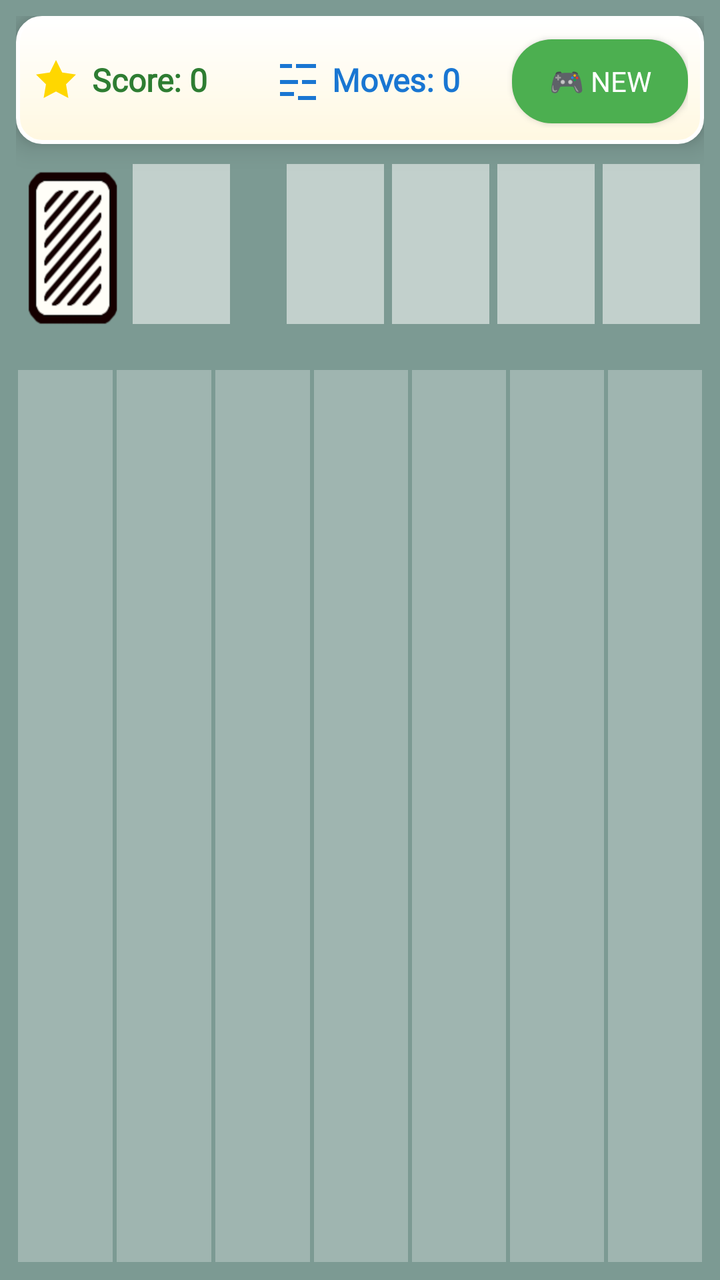
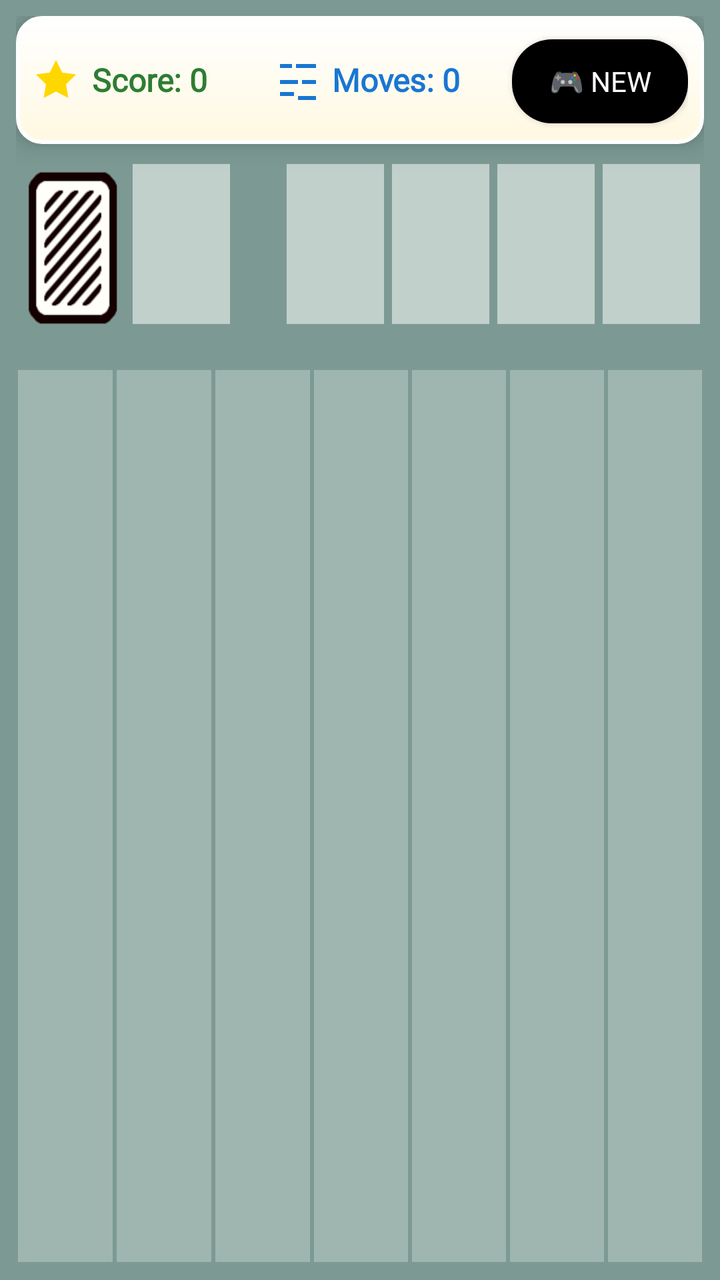

Before-and-after screenshots of an Android layout around one commit, followed by the original layout XML and the change that was made.
<!-- AndroidManifest.xml: application theme Theme.SolitaireGame -->
<!-- res/layout/activity_main.xml -->
<?xml version="1.0" encoding="utf-8"?>
<FrameLayout xmlns:android="http://schemas.android.com/apk/res/android"
    android:layout_width="match_parent"
    android:layout_height="match_parent">

    <LinearLayout
        android:layout_width="match_parent"
        android:layout_height="match_parent"
        android:background="#9FBAECDE"
        android:orientation="vertical"
        android:padding="8dp">

        
        <LinearLayout
            android:layout_width="match_parent"
            android:layout_height="wrap_content"
            android:layout_marginBottom="8dp"
            android:background="@drawable/top_bar_background"
            android:elevation="8dp"
            android:orientation="horizontal"
            android:padding="8dp">

            <TextView
                android:id="@+id/scoreText"
                android:layout_width="0dp"
                android:layout_height="48dp"
                android:layout_weight="1"
                android:drawableStart="@drawable/ic_star"
                android:drawablePadding="6dp"
                android:ellipsize="none"
                android:fontFamily="@font/comic_neue_bold"
                android:gravity="center|start"
                android:singleLine="true"
                android:text="Score: 0"
                android:textColor="#2E7D32"
                android:textSize="16sp"
                android:textStyle="bold" />

            <TextView
                android:id="@+id/movesText"
                android:layout_width="0dp"
                android:layout_height="48dp"
                android:layout_weight="1"
                android:drawableStart="@drawable/ic_move"
                android:drawablePadding="6dp"
                android:ellipsize="none"
                android:fontFamily="@font/comic_neue_bold"
                android:gravity="center|start"
                android:singleLine="true"
                android:text="Moves: 0"
                android:textColor="#1976D2"
                android:textSize="16sp"
                android:textStyle="bold" />

            <Button
                android:id="@+id/newGameButton"
                android:layout_width="wrap_content"
                android:layout_height="42dp"
                android:background="@drawable/new_game_button_background"
                android:elevation="2dp"
                android:fontFamily="@font/comic_neue_bold"
                android:stateListAnimator="@null"
                android:text="🎮 New"
                android:textColor="#ffffff"
                android:textSize="14sp" />

        </LinearLayout>

        
        <LinearLayout
            android:layout_width="match_parent"
            android:layout_height="wrap_content"
            android:layout_marginBottom="16dp"
            android:orientation="horizontal">

            

            
            <FrameLayout
                android:id="@+id/stockPile"
                android:layout_width="0dp"
                android:layout_height="80dp"
                android:layout_margin="4dp"
                android:layout_weight="1"
                android:background="@drawable/card_back"
                android:clickable="true" />

            <FrameLayout
                android:id="@+id/wastePile"
                android:layout_width="0dp"
                android:layout_height="80dp"
                android:layout_margin="2dp"
                android:layout_weight="1"
                android:background="#88ffffff" />

            
            <View
                android:layout_width="0dp"
                android:layout_height="1dp"
                android:layout_weight="0.5" />

            
            <FrameLayout
                android:id="@+id/foundation0"
                android:layout_width="0dp"
                android:layout_height="80dp"
                android:layout_margin="2dp"
                android:layout_weight="1"
                android:background="#88ffffff" />

            <FrameLayout
                android:id="@+id/foundation1"
                android:layout_width="0dp"
                android:layout_height="80dp"
                android:layout_margin="2dp"
                android:layout_weight="1"
                android:background="#88ffffff" />

            <FrameLayout
                android:id="@+id/foundation2"
                android:layout_width="0dp"
                android:layout_height="80dp"
                android:layout_margin="2dp"
                android:layout_weight="1"
                android:background="#88ffffff" />

            <FrameLayout
                android:id="@+id/foundation3"
                android:layout_width="0dp"
                android:layout_height="80dp"
                android:layout_margin="2dp"
                android:layout_weight="1"
                android:background="#88ffffff" />

        </LinearLayout>

        
        <ScrollView
            android:layout_width="match_parent"
            android:layout_height="0dp"
            android:layout_weight="1"
            android:fillViewport="true">

            <LinearLayout
                android:layout_width="match_parent"
                android:layout_height="wrap_content"
                android:orientation="horizontal"
                android:weightSum="7">

                <LinearLayout
                    android:id="@+id/tableau0"
                    android:layout_width="match_parent"
                    android:layout_height="match_parent"
                    android:layout_margin="1dp"
                    android:layout_weight="1"
                    android:background="#44ffffff"
                    android:minHeight="420dp"
                    android:orientation="vertical" />

                <LinearLayout
                    android:id="@+id/tableau1"
                    android:layout_width="match_parent"
                    android:layout_height="match_parent"
                    android:layout_margin="1dp"
                    android:layout_weight="1"
                    android:background="#44ffffff"
                    android:minHeight="420dp"
                    android:orientation="vertical" />

                <LinearLayout
                    android:id="@+id/tableau2"
                    android:layout_width="match_parent"
                    android:layout_height="match_parent"
                    android:layout_margin="1dp"
                    android:layout_weight="1"
                    android:background="#44ffffff"
                    android:minHeight="420dp"
                    android:orientation="vertical" />

                <LinearLayout
                    android:id="@+id/tableau3"
                    android:layout_width="match_parent"
                    android:layout_height="match_parent"
                    android:layout_margin="1dp"
                    android:layout_weight="1"
                    android:background="#44ffffff"
                    android:minHeight="420dp"
                    android:orientation="vertical" />

                <LinearLayout
                    android:id="@+id/tableau4"
                    android:layout_width="match_parent"
                    android:layout_height="match_parent"
                    android:layout_margin="1dp"
                    android:layout_weight="1"
                    android:background="#44ffffff"
                    android:minHeight="420dp"
                    android:orientation="vertical" />

                <LinearLayout
                    android:id="@+id/tableau5"
                    android:layout_width="match_parent"
                    android:layout_height="match_parent"
                    android:layout_margin="1dp"
                    android:layout_weight="1"
                    android:background="#44ffffff"
                    android:minHeight="420dp"
                    android:orientation="vertical" />

                <LinearLayout
                    android:id="@+id/tableau6"
                    android:layout_width="match_parent"
                    android:layout_height="match_parent"
                    android:layout_margin="1dp"
                    android:layout_weight="1"
                    android:background="#44ffffff"
                    android:minHeight="420dp"
                    android:orientation="vertical" />

            </LinearLayout>

        </ScrollView>

    </LinearLayout>

    
    <Button
        android:id="@+id/autoCompleteButton"
        android:layout_width="wrap_content"
        android:layout_height="56dp"
        android:layout_gravity="bottom|end"
        android:layout_margin="16dp"
        android:background="@drawable/floating_auto_button_background"
        android:elevation="8dp"
        android:fontFamily="@font/comic_neue_bold"
        android:paddingStart="20dp"
        android:paddingEnd="20dp"
        android:stateListAnimator="@null"
        android:text="✨ Auto Complete"
        android:textColor="#ffffff"
        android:textSize="16sp"
        android:visibility="gone" />

</FrameLayout>
<!-- resources referenced by this layout -->
<resources>
  <!-- drawable card_back: png bitmap (drawable, 52600 bytes) -->
  <!-- drawable floating_auto_button_background (drawable) -->
  <?xml version="1.0" encoding="utf-8"?>
  <selector xmlns:android="http://schemas.android.com/apk/res/android">
      <item android:state_pressed="true">
          <shape android:shape="rectangle">
              <solid android:color="#E65100" />
              <corners android:radius="28dp" />
          </shape>
      </item>
      <item>
          <shape android:shape="rectangle">
              <solid android:color="#FF9800" />
              <corners android:radius="28dp" />
          </shape>
      </item>
  </selector>
  <!-- drawable ic_move (drawable-v24) -->
  <vector xmlns:android="http://schemas.android.com/apk/res/android"
      android:width="24dp"
      android:height="24dp"
      android:viewportWidth="24"
      android:viewportHeight="24">
      <path
          android:fillColor="#1976D2"
          android:pathData="M13,20h9v2h-9v-2zM4,20v-2h7v2H4zM12,4h10v2H12V4zM4,4v2h6V4H4zM15,12h7v2h-7v-2zM4,12v2h9v-2H4z"/>
  </vector>
  <!-- drawable ic_star (drawable-v24) -->
  <vector xmlns:android="http://schemas.android.com/apk/res/android"
      android:width="24dp"
      android:height="24dp"
      android:viewportWidth="24"
      android:viewportHeight="24">
      <path
          android:fillColor="#FFD700"
          android:pathData="M12,2l3.09,6.26L22,9.27l-5,4.87 1.18,6.88L12,17.77l-6.18,3.25L7,14.14 2,9.27l6.91,-1.01L12,2z"/>
  </vector>
  <!-- drawable new_game_button_background (drawable) -->
  <?xml version="1.0" encoding="utf-8"?>
  <selector xmlns:android="http://schemas.android.com/apk/res/android">
      <item android:state_pressed="true">
          <shape>
              <solid android:color="#388E3C" />
              <corners android:radius="20dp" />
          </shape>
      </item>
      <item>
          <shape>
              <solid android:color="#4CAF50" />
              <corners android:radius="20dp" />
          </shape>
      </item>
  </selector>
  <!-- drawable top_bar_background (drawable) -->
  <?xml version="1.0" encoding="utf-8"?>
  <shape xmlns:android="http://schemas.android.com/apk/res/android">
      <gradient
          android:startColor="#FFF8E1"
          android:endColor="#FFFFFF"
          android:angle="90" />
      <corners android:radius="12dp" />
      <stroke
          android:width="2dp"
          android:color="#FFFFFF" />
  </shape>
  <style name="Theme.SolitaireGame" parent="Theme.Material3.Dark.NoActionBar">
          
          <item name="colorPrimary">@color/purple_500</item>
          <item name="colorPrimaryVariant">@color/purple_700</item>
          <item name="colorOnPrimary">@color/white</item>
          
          <item name="colorSecondary">@color/teal_200</item>
          <item name="colorSecondaryVariant">@color/teal_700</item>
          <item name="colorOnSecondary">@color/black</item>
          
          <item name="android:statusBarColor">?attr/colorPrimaryVariant</item>
          
      </style>
  <color name="purple_500">#FF6200EE</color>
  <color name="purple_700">#FF3700B3</color>
  <color name="white">#FFFFFFFF</color>
  <color name="teal_200">#FF03DAC5</color>
  <color name="teal_700">#FF018786</color>
  <color name="black">#FF000000</color>
</resources>

<!-- the commit's change to res/layout/activity_main.xml (unified diff, before → after) -->
@@ -1,5 +1,6 @@
 <?xml version="1.0" encoding="utf-8"?>
 <FrameLayout xmlns:android="http://schemas.android.com/apk/res/android"
+    xmlns:tools="http://schemas.android.com/tools"
     android:layout_width="match_parent"
     android:layout_height="match_parent">
 
@@ -61,7 +62,7 @@
                 android:fontFamily="@font/comic_neue_bold"
                 android:stateListAnimator="@null"
                 android:text="🎮 New"
-                android:textColor="#ffffff"
+                android:textColor="#FFFCFC"
                 android:textSize="14sp" />
 
         </LinearLayout>
<!-- resource entries referenced after the edit -->
@@ -48,7 +48,7 @@
       </item>
       <item>
           <shape>
-              <solid android:color="#4CAF50" />
+              <solid android:color="#000" />
               <corners android:radius="20dp" />
           </shape>
       </item>
@@ -75,7 +75,7 @@
           <item name="colorSecondaryVariant">@color/teal_700</item>
           <item name="colorOnSecondary">@color/black</item>
           
-          <item name="android:statusBarColor">?attr/colorPrimaryVariant</item>
+          <item name="android:statusBarColor">@color/black</item>
           
       </style>
   <color name="purple_500">#FF6200EE</color>
